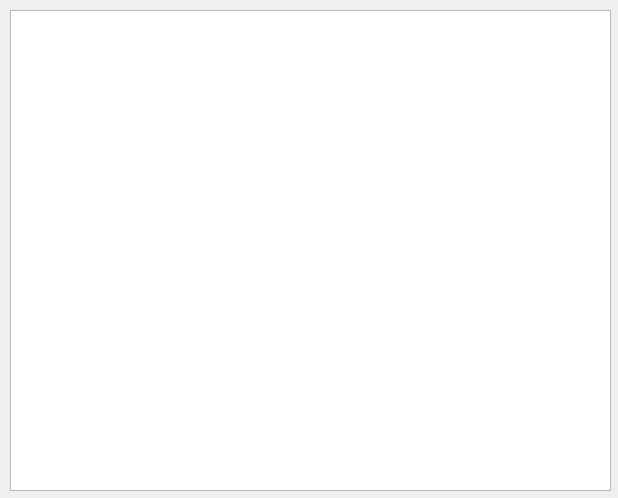
Above: design/helpWindow.ui from hipstorsmith/molecule_processor before the change. Below: the same form after it.
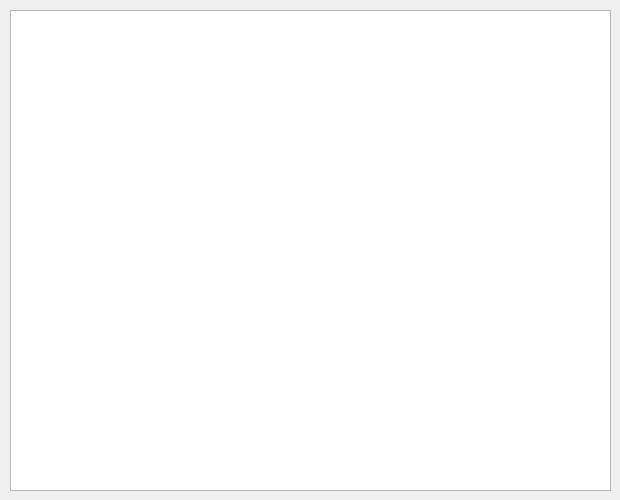
That is the form after the change.

What changed in the file:
```diff
--- a/design/helpWindow.ui
+++ b/design/helpWindow.ui
@@ -6,10 +6,22 @@
    <rect>
     <x>0</x>
     <y>0</y>
-    <width>618</width>
-    <height>498</height>
+    <width>620</width>
+    <height>500</height>
    </rect>
   </property>
+  <property name="minimumSize">
+   <size>
+    <width>620</width>
+    <height>500</height>
+   </size>
+  </property>
+  <property name="maximumSize">
+   <size>
+    <width>620</width>
+    <height>500</height>
+   </size>
+  </property>
   <property name="windowTitle">
    <string>Help</string>
   </property>
```
